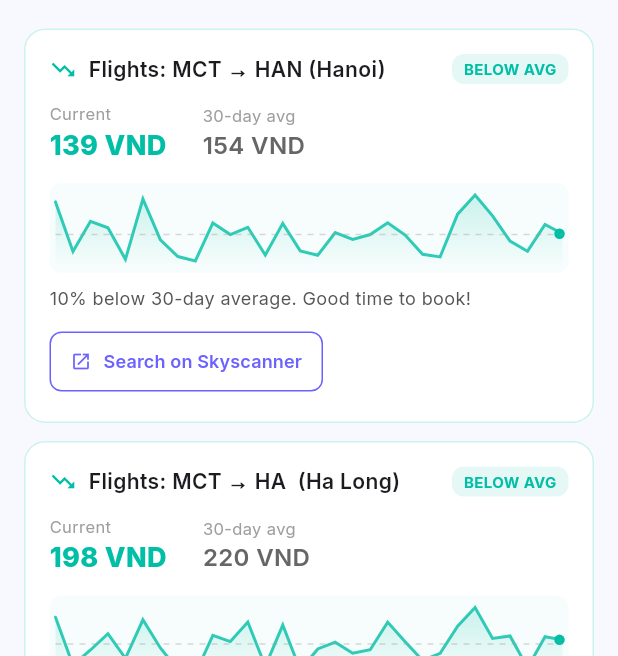
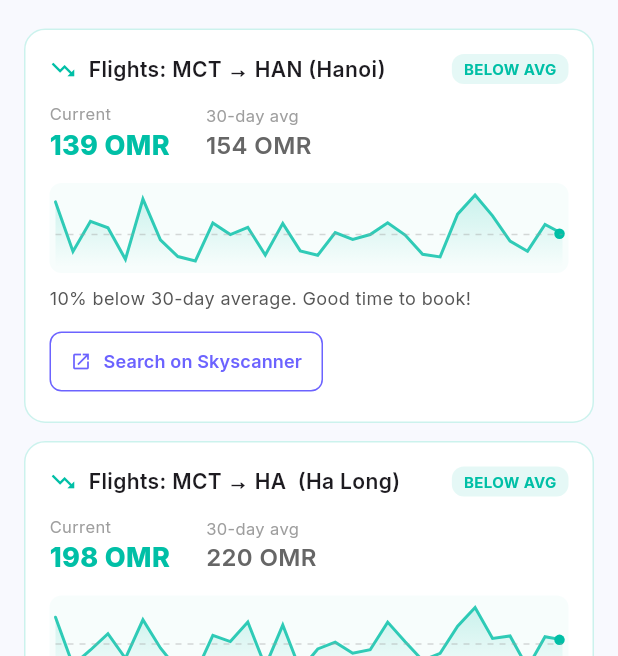
Before and after one commit to Solo-Cipher/drift-app, a Flutter app: the screen it shows after launch, after a tap on the "insights" icon, on a phone screen of 412 x 824 dp. Shown: the part 453-1109 px from the top of the screen. Run offline on Flutter 3.47's test engine with Material 3 defaults, Android fonts, the phone set to English and light mode, and no system bars; our stand-ins replace cloud_firestore, firebase_auth, firebase_core, google_fonts; missing offline and left inert: dart:html; accounts and stored records are empty.

Commit message:
fix: Smart Alerts OMR default + itinerary-linked + date-responsive prices

```diff
--- a/lib/screens/smart_alerts_screen.dart
+++ b/lib/screens/smart_alerts_screen.dart
@@ -160,12 +160,15 @@ class _SmartAlertsScreenState extends State<SmartAlertsScreen> {
         'label': 'Flights: $fromCode → $cityIata ($city)',
         'fromLabel': fromCode,
         'toLabel': city,
-        'currency': widget.trip.currency,
+        'currency': _displayCurrency,
       });
       cityIdx++;
     }
     return flights;
   }
+
+  /// All prices in Smart Alerts display in OMR (or trip currency if preferred)
+  String get _displayCurrency => 'OMR';
 
   /// Convert a city name to a reasonable IATA code
   String _cityToIata(String city, CityConfig? config) {
@@ -217,7 +220,7 @@ class _SmartAlertsScreenState extends State<SmartAlertsScreen> {
         'checkOut': end,
         'city': loc.replaceAll(' ', '+'),
         'label': 'Hotels: $loc',
-        'currency': widget.trip.currency,
+        'currency': _displayCurrency,
       });
     }
     return pricings;
@@ -247,7 +250,7 @@ class _SmartAlertsScreenState extends State<SmartAlertsScreen> {
             'history': _generatePriceHistory(basePrice * factor, seed),
             'date': day.date,
             'label': activity,
-            'currency': widget.trip.currency,
+            'currency': _displayCurrency,
           });
           if (pricings.length >= 2) break; // Max 2 activity cards
         }
```
